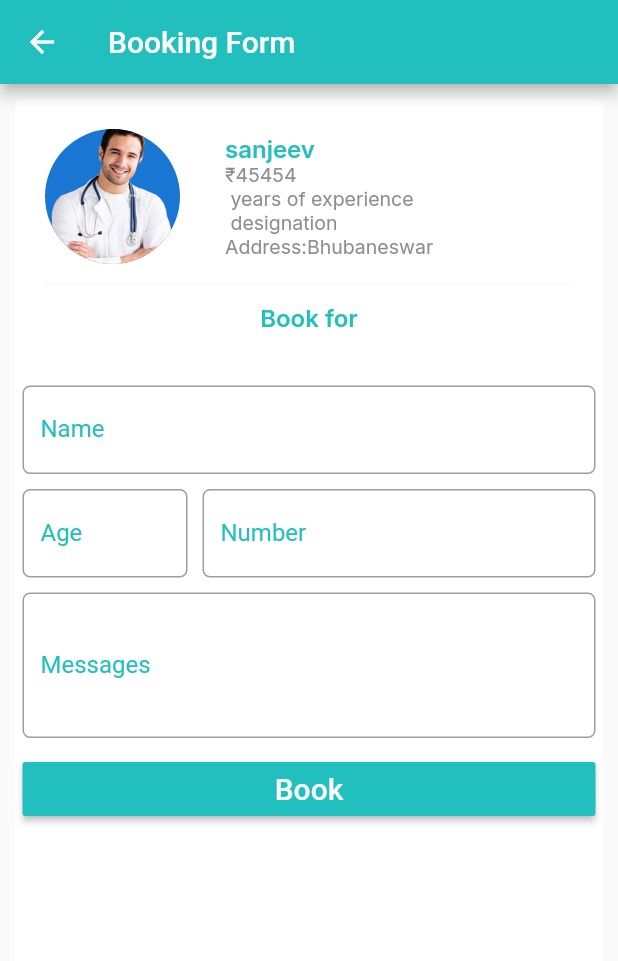
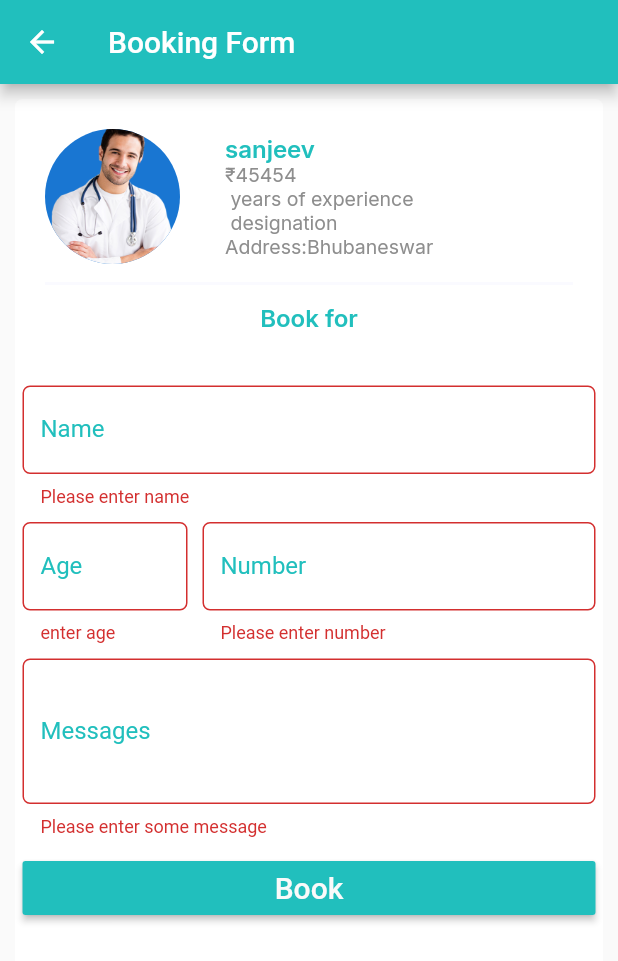
Before and after one commit to sanjeevkumar321/Doctor-online-appointment, a Flutter app: the form screen opened directly, after a tap on "Book", on a phone screen of 412 x 824 dp. Shown: the top 961 px of the screen. Run offline on Flutter 3.47's test engine with Material 2 defaults, Android fonts, the light colour scheme and no system bars; our stand-ins replace flutter_svg, flutter_swiper, google_fonts.

Commit message:
form validation added

```diff
--- a/lib/screens/appointment_form.dart
+++ b/lib/screens/appointment_form.dart
@@ -17,6 +17,8 @@ class form extends StatefulWidget {
 }
 
 class _formState extends State<form> {
+  final _formKey = GlobalKey<FormState>();
+
   final _minimumPadding = 5.0;
   TextEditingController userName = TextEditingController();
   TextEditingController userAge = TextEditingController();
@@ -31,7 +33,9 @@ class _formState extends State<form> {
         backgroundColor: mCardTitleColor,
         title: Text('Booking Form'),
       ),
-      body: Container(
+      body: Form(
+        key: _formKey,
+        child: Container(
           decoration: BoxDecoration(
             color: mFillColor,
             borderRadius: BorderRadius.circular(5.0),
@@ -104,7 +108,8 @@ class _formState extends State<form> {
                             margin: EdgeInsets.only(top: 12),
                             decoration: BoxDecoration(
                               border: Border(
-                              top: BorderSide(width: 2.0, color: bordercolour),
+                                top:
+                                    BorderSide(width: 2.0, color: bordercolour),
                               ),
                               color: Colors.white,
                             ),
@@ -114,7 +119,8 @@ class _formState extends State<form> {
                       Column(
                         children: <Widget>[
                           Padding(
-                          padding: const EdgeInsets.only(top: 2.0, bottom: 1.0),
+                            padding:
+                                const EdgeInsets.only(top: 2.0, bottom: 1.0),
                             child: Padding(
                               padding: EdgeInsets.all(10.0),
                               child: Text(
@@ -132,7 +138,13 @@ class _formState extends State<form> {
               ),
               Padding(
                   padding: EdgeInsets.all(_minimumPadding),
-                child: TextField(
+                  child: TextFormField(
+                    validator: (value) {
+                      if (value.isEmpty) {
+                        return 'Please enter name';
+                      }
+                      return null;
+                    },
                     controller: userName,
                     keyboardType: TextInputType.text,
                     decoration: InputDecoration(
@@ -154,7 +166,13 @@ class _formState extends State<form> {
                     width: 120.0,
                     child: Padding(
                         padding: EdgeInsets.all(_minimumPadding),
-                      child: TextField(
+                        child: TextFormField(
+                          validator: (value) {
+                            if (value.isEmpty) {
+                              return 'enter age';
+                            }
+                            return null;
+                          },
                           controller: userAge,
                           keyboardType: TextInputType.number,
                           decoration: InputDecoration(
@@ -174,7 +192,13 @@ class _formState extends State<form> {
                   Expanded(
                     child: Padding(
                         padding: EdgeInsets.all(_minimumPadding),
-                      child: TextField(
+                        child: TextFormField(
+                          validator: (value) {
+                            if (value.isEmpty) {
+                              return 'Please enter number';
+                            }
+                            return null;
+                          },
                           controller: userMobileno,
                           keyboardType: TextInputType.number,
                           decoration: InputDecoration(
@@ -195,7 +219,13 @@ class _formState extends State<form> {
               ),
               Padding(
                   padding: EdgeInsets.all(_minimumPadding),
-                child: TextField(
+                  child: TextFormField(
+                    validator: (value) {
+                      if (value.isEmpty) {
+                        return 'Please enter some message';
+                      }
+                      return null;
+                    },
                     maxLines: 3,
                     controller: userMessage,
                     keyboardType: TextInputType.multiline,
@@ -217,11 +247,14 @@ class _formState extends State<form> {
                   child: RaisedButton(
                     color: mCardSubtitleColor,
                     child: Text('Book',
-                      style: TextStyle(fontSize: 20, color: BackgroundColor)),
+                        style: TextStyle(
+                          fontSize: 20,
+                          color: BackgroundColor,
+                        )),
                     onPressed: () {
-                    setState(() {
-                      debugPrint("submit");
-                    });
+                      if (_formKey.currentState.validate()) {
+                        print("ok");
+                      }
                     },
                   )),
               Padding(
@@ -230,6 +263,7 @@ class _formState extends State<form> {
             ],
           ),
         ),
+      ),
     );
   }
 }
```
Lines whose indentation alone changed are shown as unchanged.
